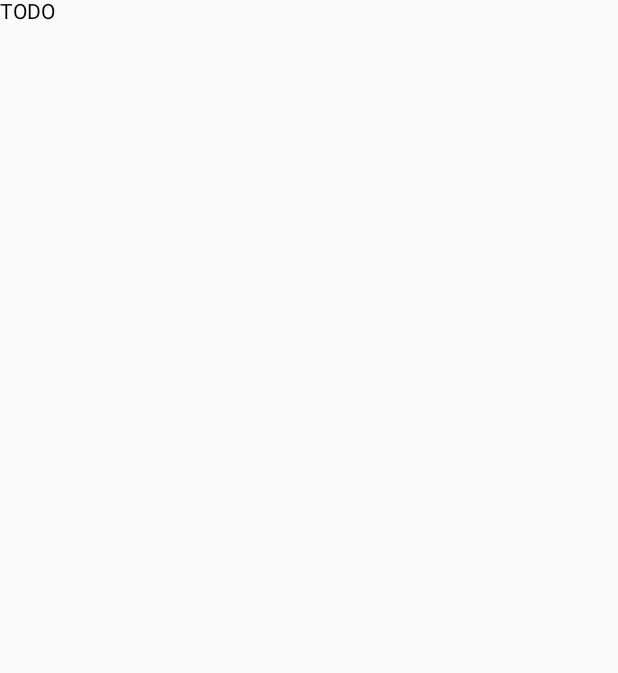
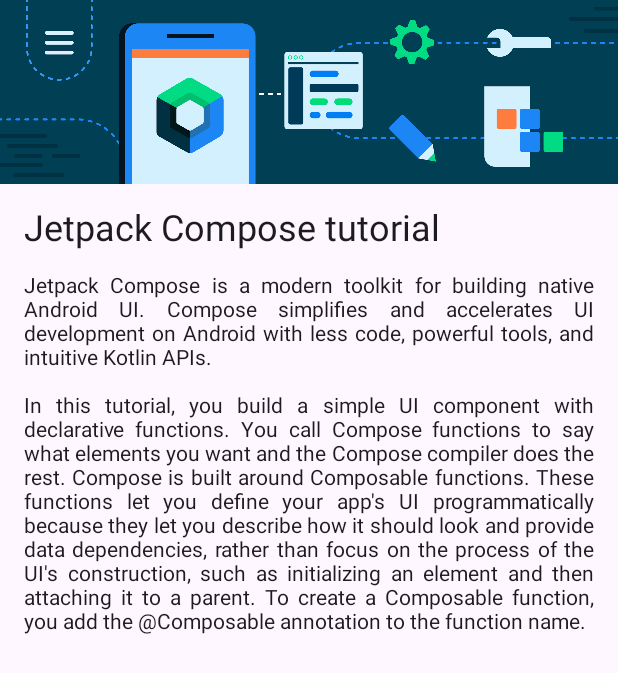
Before and after one commit to kirasok/LearningComposable, an Android app built with Jetpack Compose: the article screen opened through its navigation route, on a phone screen of 412 x 824 dp. Before the commit the part shown is almost empty. Shown: the top 673 px of the screen. Run offline under Robolectric (Android 15) with nearby library versions, the phone set to English and light mode, and no system bars.

Commit message:
feat(article): add content

```diff
--- a/app/src/main/java/io/github/kirasok/learningcomposable/MainActivity.kt
+++ b/app/src/main/java/io/github/kirasok/learningcomposable/MainActivity.kt
@@ -3,10 +3,13 @@ package io.github.kirasok.learningcomposable
 import android.os.Bundle
 import androidx.activity.ComponentActivity
 import androidx.activity.compose.setContent
+import androidx.compose.foundation.Image
 import androidx.compose.foundation.layout.Arrangement
 import androidx.compose.foundation.layout.Box
 import androidx.compose.foundation.layout.Column
 import androidx.compose.foundation.layout.fillMaxSize
+import androidx.compose.foundation.layout.fillMaxWidth
+import androidx.compose.foundation.layout.padding
 import androidx.compose.material3.Button
 import androidx.compose.material3.MaterialTheme
 import androidx.compose.material3.Surface
@@ -14,7 +17,12 @@ import androidx.compose.material3.Text
 import androidx.compose.runtime.Composable
 import androidx.compose.ui.Alignment
 import androidx.compose.ui.Modifier
+import androidx.compose.ui.modifier.modifierLocalConsumer
+import androidx.compose.ui.res.painterResource
+import androidx.compose.ui.text.style.TextAlign
 import androidx.compose.ui.tooling.preview.Preview
+import androidx.compose.ui.unit.dp
+import androidx.compose.ui.unit.sp
 import androidx.navigation.compose.NavHost
 import androidx.navigation.compose.composable
 import androidx.navigation.compose.rememberNavController
@@ -49,7 +57,33 @@ class MainActivity : ComponentActivity() {
 
 @Composable
 fun Article() {
-    Text("TODO")
+    Surface(
+        modifier = Modifier.fillMaxSize(),
+        color = MaterialTheme.colorScheme.background
+    ) {
+        Column() {
+            Image(
+                painter = painterResource(id = R.drawable.bg_compose_background),
+                contentDescription = null,
+                modifier = Modifier.fillMaxWidth()
+            )
+            Text(
+                text = "Jetpack Compose tutorial",
+                fontSize = 24.sp,
+                modifier = Modifier.padding(16.dp)
+            )
+            Text(
+                text = "Jetpack Compose is a modern toolkit for building native Android UI. Compose simplifies and accelerates UI development on Android with less code, powerful tools, and intuitive Kotlin APIs.",
+                modifier = Modifier.padding(start = 16.dp, end = 16.dp),
+                textAlign = TextAlign.Justify,
+            )
+            Text(
+                text = "In this tutorial, you build a simple UI component with declarative functions. You call Compose functions to say what elements you want and the Compose compiler does the rest. Compose is built around Composable functions. These functions let you define your app\'s UI programmatically because they let you describe how it should look and provide data dependencies, rather than focus on the process of the UI\'s construction, such as initializing an element and then attaching it to a parent. To create a Composable function, you add the @Composable annotation to the function name.",
+                modifier = Modifier.padding(16.dp),
+                textAlign = TextAlign.Justify,
+            )
+        }
+    }
 }
 
 @Composable
```
Also changed, not shown: app/src/main/res/drawable/bg_compose_background.png (added).
